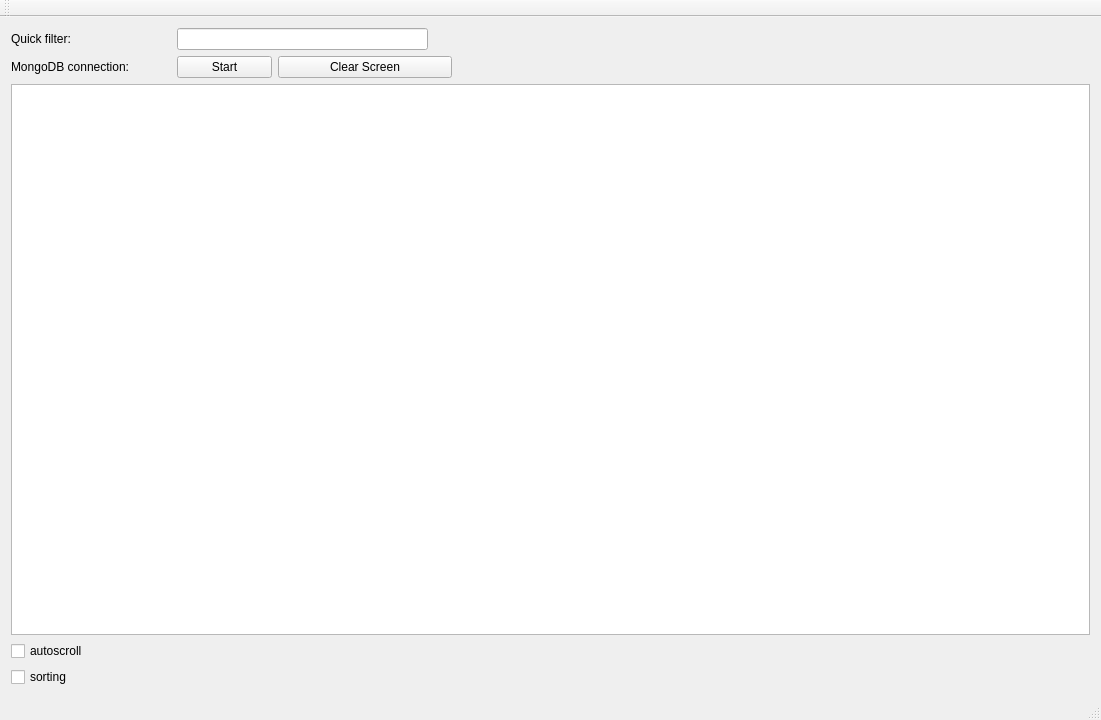
Before: the Qt Designer form mainwindow.ui in kr0st/fpgui, drawn with Qt 5.
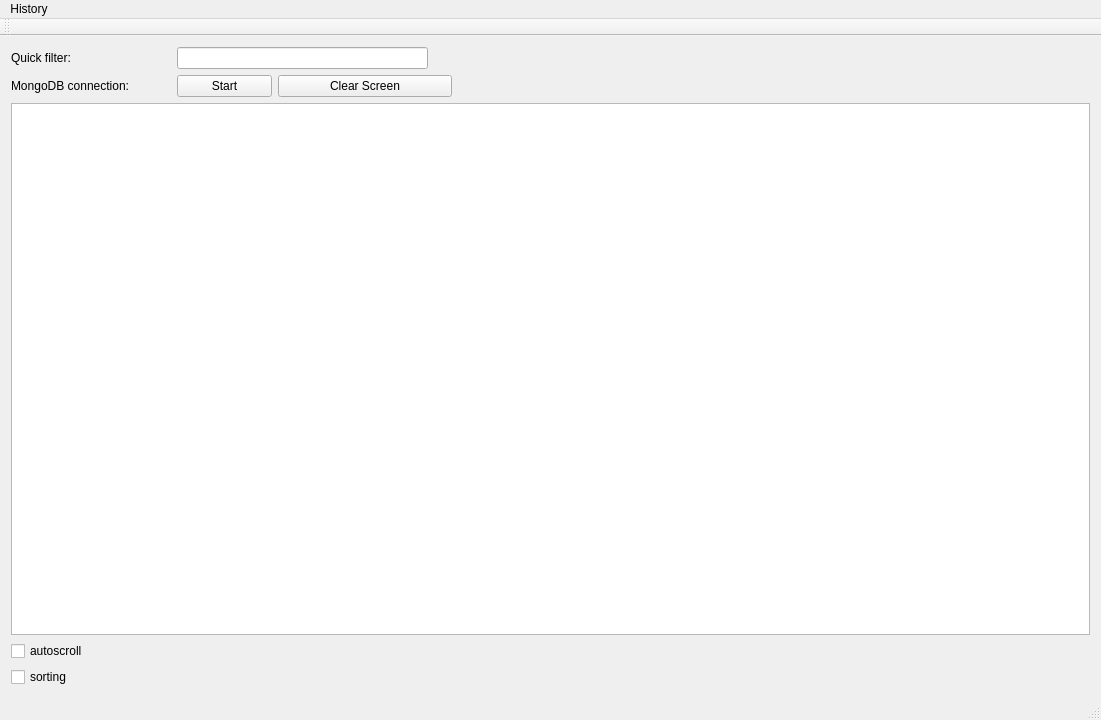
After: the same form once the commit is applied.

Commit message: Started working on message history browser.

The edit to the form file:
```diff
--- a/mainwindow.ui
+++ b/mainwindow.ui
@@ -186,6 +186,13 @@
      <height>22</height>
     </rect>
    </property>
+   <widget class="QMenu" name="menuHistory">
+    <property name="title">
+     <string>History</string>
+    </property>
+    <addaction name="actionBrowse"/>
+   </widget>
+   <addaction name="menuHistory"/>
   </widget>
   <widget class="QToolBar" name="mainToolBar">
    <attribute name="toolBarArea">
```
Left out of the diff: 5 changed lines with no effect on the pictures. The commit also changes 5 other files.
